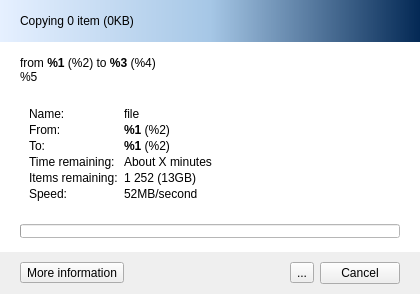
Above: plugins-alternative/Themes/Windows/interface.ui from alphaonex86/Ultracopier before the change. Below: the same form after it.
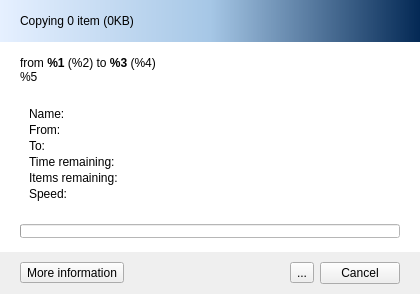
That is the form after the change. Icons and pictures are not drawn.

Commit message: Remove default text

```diff
--- a/plugins-alternative/Themes/Windows/interface.ui
+++ b/plugins-alternative/Themes/Windows/interface.ui
@@ -178,11 +178,7 @@
           </widget>
          </item>
          <item row="0" column="1">
-          <widget class="QLabel" name="label_file">
-           <property name="text">
-            <string notr="true">file</string>
-           </property>
-          </widget>
+          <widget class="QLabel" name="label_file"/>
          </item>
          <item row="1" column="0">
           <widget class="QLabel" name="label_5">
@@ -192,11 +188,7 @@
           </widget>
          </item>
          <item row="1" column="1">
-          <widget class="QLabel" name="label_from">
-           <property name="text">
-            <string notr="true">&lt;b&gt;%1&lt;/b&gt; (%2)</string>
-           </property>
-          </widget>
+          <widget class="QLabel" name="label_from"/>
          </item>
          <item row="2" column="0">
           <widget class="QLabel" name="label_6">
@@ -206,11 +198,7 @@
           </widget>
          </item>
          <item row="2" column="1">
-          <widget class="QLabel" name="label_to">
-           <property name="text">
-            <string notr="true">&lt;b&gt;%1&lt;/b&gt; (%2)</string>
-           </property>
-          </widget>
+          <widget class="QLabel" name="label_to"/>
          </item>
          <item row="3" column="0">
           <widget class="QLabel" name="label_7">
@@ -220,11 +208,7 @@
           </widget>
          </item>
          <item row="3" column="1">
-          <widget class="QLabel" name="label_remaining_time">
-           <property name="text">
-            <string notr="true">About X minutes</string>
-           </property>
-          </widget>
+          <widget class="QLabel" name="label_remaining_time"/>
          </item>
          <item row="4" column="0">
           <widget class="QLabel" name="label_8">
@@ -234,11 +218,7 @@
           </widget>
          </item>
          <item row="4" column="1">
-          <widget class="QLabel" name="label_items">
-           <property name="text">
-            <string notr="true">1 252 (13GB)</string>
-           </property>
-          </widget>
+          <widget class="QLabel" name="label_items"/>
          </item>
          <item row="5" column="0">
           <widget class="QLabel" name="label_9">
@@ -248,11 +228,7 @@
           </widget>
          </item>
          <item row="5" column="1">
-          <widget class="QLabel" name="label_speed">
-           <property name="text">
-            <string notr="true">52MB/second</string>
-           </property>
-          </widget>
+          <widget class="QLabel" name="label_speed"/>
          </item>
         </layout>
        </widget>
```
